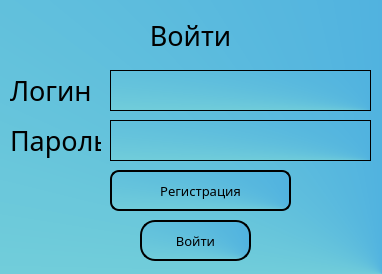
Qt form auth.ui (Animila/PyWeather) before a commit.
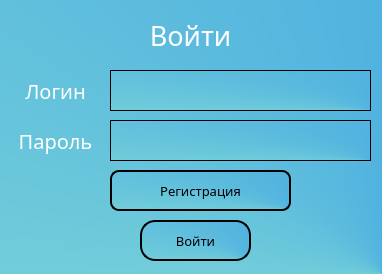
The same form after that commit.

The edit to the form file:
```diff
--- a/auth.ui
+++ b/auth.ui
@@ -39,7 +39,8 @@
      </font>
     </property>
     <property name="styleSheet">
-     <string notr="true">background-color: None;</string>
+     <string notr="true">background-color: None;
+color: rgb(255, 255, 255);</string>
     </property>
     <property name="text">
      <string>Войти</string>
@@ -75,15 +76,19 @@
     <property name="font">
      <font>
       <family>Dubai Medium</family>
-      <pointsize>20</pointsize>
+      <pointsize>15</pointsize>
      </font>
     </property>
     <property name="styleSheet">
-     <string notr="true">background-color: None;</string>
+     <string notr="true">background-color: None;
+color: rgb(255, 255, 255);</string>
     </property>
     <property name="text">
      <string>Логин</string>
     </property>
+    <property name="alignment">
+     <set>Qt::AlignCenter</set>
+    </property>
    </widget>
    <widget class="QTextEdit" name="password">
     <property name="geometry">
@@ -112,15 +117,19 @@
     <property name="font">
      <font>
       <family>Dubai Medium</family>
-      <pointsize>20</pointsize>
+      <pointsize>15</pointsize>
      </font>
     </property>
     <property name="styleSheet">
-     <string notr="true">background-color: None;</string>
+     <string notr="true">background-color: None;
+color: rgb(255, 255, 255);</string>
     </property>
     <property name="text">
      <string>Пароль</string>
     </property>
+    <property name="alignment">
+     <set>Qt::AlignCenter</set>
+    </property>
    </widget>
    <widget class="QPushButton" name="check">
     <property name="geometry">
```
